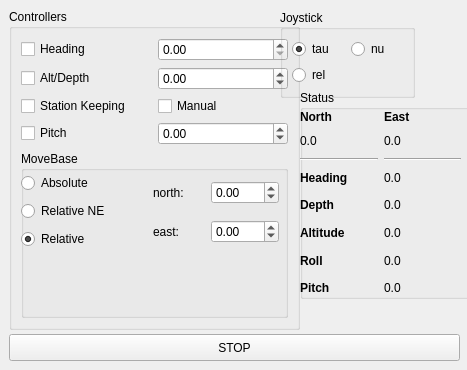
pi19404/labust-ros-pkg, file labust_gui/src/control/resource/SimMan.ui: the form before one commit.
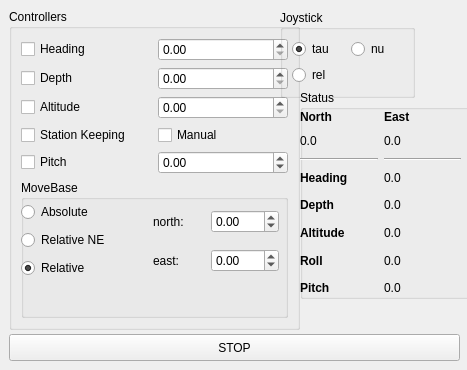
The form after the commit.

Commit message: Added the separate altitude controller to the SimMan GUI.

What changed in the file:
```diff
--- a/labust_gui/src/control/resource/SimMan.ui
+++ b/labust_gui/src/control/resource/SimMan.ui
@@ -51,42 +51,35 @@
       <item row="1" column="1">
        <widget class="QDoubleSpinBox" name="depthRef">
         <property name="minimum">
-         <double>-1000.000000000000000</double>
+         <double>0.000000000000000</double>
         </property>
         <property name="maximum">
-         <double>1000.000000000000000</double>
+         <double>9999.000000000000000</double>
         </property>
        </widget>
       </item>
       <item row="1" column="0">
        <widget class="QCheckBox" name="depthEnable">
         <property name="text">
-         <string>Alt/Depth</string>
+         <string>Depth</string>
         </property>
        </widget>
       </item>
-      <item row="2" column="0">
+      <item row="3" column="0">
        <widget class="QCheckBox" name="dpEnable">
         <property name="text">
          <string>Station Keeping</string>
         </property>
        </widget>
       </item>
-      <item row="2" column="1">
+      <item row="3" column="1">
        <widget class="QCheckBox" name="manualEnable">
         <property name="text">
          <string>Manual</string>
         </property>
        </widget>
       </item>
-      <item row="3" column="0">
-       <widget class="QCheckBox" name="pitchEnable">
-        <property name="text">
-         <string>Pitch</string>
-        </property>
-       </widget>
-      </item>
-      <item row="3" column="1">
+      <item row="4" column="1">
        <widget class="QDoubleSpinBox" name="pitchRef">
         <property name="sizePolicy">
          <sizepolicy hsizetype="Minimum" vsizetype="Fixed">
@@ -102,6 +95,36 @@
         </property>
        </widget>
       </item>
+      <item row="4" column="0">
+       <widget class="QCheckBox" name="pitchEnable">
+        <property name="text">
+         <string>Pitch</string>
+        </property>
+       </widget>
+      </item>
+      <item row="2" column="0">
+       <widget class="QCheckBox" name="altitudeEnable">
+        <property name="text">
+         <string>Altitude</string>
+        </property>
+       </widget>
+      </item>
+      <item row="2" column="1">
+       <widget class="QDoubleSpinBox" name="altitudeRef">
+        <property name="sizePolicy">
+         <sizepolicy hsizetype="Minimum" vsizetype="Fixed">
+          <horstretch>0</horstretch>
+          <verstretch>0</verstretch>
+         </sizepolicy>
+        </property>
+        <property name="minimum">
+         <double>0.000000000000000</double>
+        </property>
+        <property name="maximum">
+         <double>9999.000000000000000</double>
+        </property>
+       </widget>
+      </item>
      </layout>
     </item>
     <item row="1" column="0">
```
Left out of the diff: 5 changed lines with no effect on the pictures. The commit also changes 1 other file.
